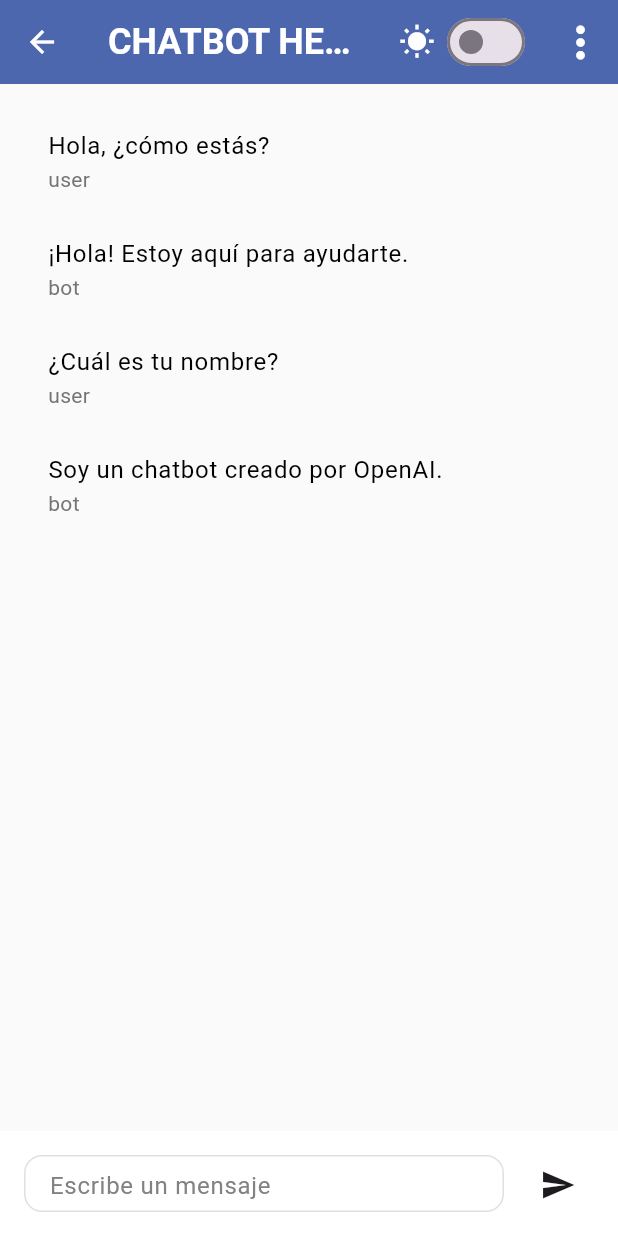
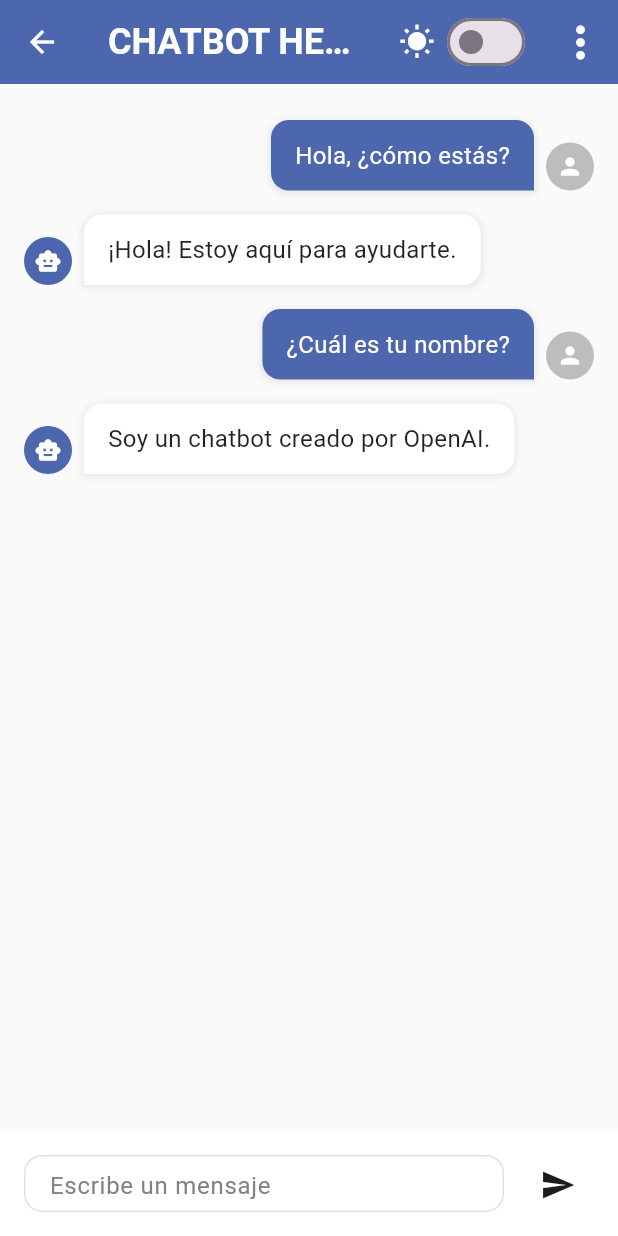
Before and after one commit to BenjajaDev/COLBUN---CONSULTORIA, a Flutter app: the ChatbotScreen screen opened directly, on a phone screen of 412 x 824 dp. Run offline on Flutter 3.47's test engine with Material 3 defaults, Android fonts, the phone set to English and light mode, and no system bars; our stand-ins replace firebase_core, flutter_bloc; accounts and stored records are empty; statements that could not run were skipped.

Commit message:
Función primitiva de ingresar mensajes al arreglo

```diff
--- a/lib/features/chatbot/screen/chatbot_screen.dart
+++ b/lib/features/chatbot/screen/chatbot_screen.dart
@@ -10,8 +10,31 @@ class AppColors{
   static const Color darkBackground = Color(0xFF252525);
 }
 
-class ChatbotScreen extends StatelessWidget {
+class ChatbotScreen extends StatefulWidget {
   const ChatbotScreen({super.key});
+
+  @override
+  State<ChatbotScreen> createState() => _ChatbotScreenState();
+}
+
+class _ChatbotScreenState extends State<ChatbotScreen> {
+  //Arreglo de mensajes para prueba
+  final List<Map<String, String>> messages = [
+    {"sender": "user", "text": "Hola, ¿cómo estás?"},
+    {"sender": "bot", "text": "¡Hola! Estoy aquí para ayudarte."},
+    {"sender": "user", "text": "¿Cuál es tu nombre?"},
+    {"sender": "bot", "text": "Soy un chatbot creado por OpenAI."},
+  ];
+
+  // Función para agregar mensajes
+  void addMessage(String sender, String text) {
+    setState(() {
+      messages.add({
+        "sender": sender,
+        "text": text,
+      });
+    });
+  }
 
   @override
   Widget build(BuildContext context) {
@@ -33,11 +56,17 @@ class ChatbotScreen extends StatelessWidget {
 
                 // Body - conversación
                 Expanded(
-                  child: ChatbotBody(isDarkMode: state.isDarkMode),
+                  child: ChatbotBody(
+                    isDarkMode: state.isDarkMode,
+                    messages: messages,
+                  ),
                 ),
 
                 // Footer - input del usuario
-                ChatbotFooter(isDarkMode: state.isDarkMode),
+                ChatbotFooter(
+                  isDarkMode: state.isDarkMode,
+                  onSendMessage: addMessage,
+                ),
               ],
             ),
           ),
@@ -177,47 +206,99 @@ class ChatbotHeader extends StatelessWidget {
 // COMPONENTE BODY - Área de conversación entre usuario y chatbot
 // ============================================================================
 
-//Arreglo de mensajes para prueba
-final List<Map<String, String>> messages = [
-  {"sender": "user", "text": "Hola, ¿cómo estás?"},
-  {"sender": "bot", "text": "¡Hola! Estoy aquí para ayudarte."},
-  {"sender": "user", "text": "¿Cuál es tu nombre?"},
-  {"sender": "bot", "text": "Soy un chatbot creado por OpenAI."},
-];
-
 class ChatbotBody extends StatelessWidget {
   final bool isDarkMode;
-  const ChatbotBody({super.key, required this.isDarkMode});
+  final List<Map<String, String>> messages;
+  const ChatbotBody({super.key, required this.isDarkMode, required this.messages});
 
   @override
   Widget build(BuildContext context) {
     return Container(
-      // TODO: Implementar área de conversación
-      // - Lista de mensajes
-      // - Scroll automático
-      // - Burbujas de chat diferenciadas
-      // - Indicador de "escribiendo..."
       width: double.infinity,
       color: isDarkMode ? AppColors.darkBackground : Colors.grey[50],
       padding: const EdgeInsets.all(16.0),
       child: ListView.builder(
-        //Item count sirve para definir cuántos elementos se van a mostrar en la lista
         itemCount: messages.length,
         itemBuilder: (context, index) {
           final message = messages[index];
-          return ListTile(
-            //Alineará el texto con su respectivo remitente
-            title: Text(
-              message['text'] ?? '',
-              style: TextStyle(
-                color: isDarkMode ? Colors.white : Colors.black
-              )
-            ),
-            subtitle: Text(
-              message['sender'] ?? '',
-              style: TextStyle(
-                color: isDarkMode ? Colors.grey[400] : Colors.grey[600]
-              ),
+          final isUser = message['sender'] == 'user';
+
+          return Padding(
+            padding: const EdgeInsets.symmetric(vertical: 8.0),
+            child: Row(
+              mainAxisAlignment: isUser
+                  ? MainAxisAlignment.end
+                  : MainAxisAlignment.start,
+              crossAxisAlignment: CrossAxisAlignment.end,
+              children: [
+                // Avatar del bot (izquierda)
+                if (!isUser) ...[
+                  CircleAvatar(
+                    radius: 16,
+                    backgroundColor: isDarkMode ? AppColors.darkprimary : AppColors.lightprimary,
+                    child: const Icon(
+                      Icons.smart_toy,
+                      color: Colors.white,
+                      size: 18,
+                    ),
+                  ),
+                  const SizedBox(width: 8),
+                ],
+
+                // Burbuja del mensaje
+                Flexible(
+                  child: Container(
+                    constraints: BoxConstraints(
+                      maxWidth: MediaQuery.of(context).size.width * 0.7,
+                    ),
+                    padding: const EdgeInsets.symmetric(
+                      horizontal: 16.0,
+                      vertical: 12.0,
+                    ),
+                    decoration: BoxDecoration(
+                      color: isUser
+                          ? (isDarkMode ? AppColors.darkprimary : AppColors.lightprimary)
+                          : (isDarkMode ? Colors.grey[800] : Colors.white),
+                      borderRadius: BorderRadius.only(
+                        topLeft: Radius.circular(12.0),
+                        topRight: Radius.circular(12.0),
+                        bottomLeft: Radius.circular(isUser ? 12.0 : 0.0),
+                        bottomRight: Radius.circular(isUser ? 0.0 : 12.0)),
+                      boxShadow: [
+                        BoxShadow(
+                          color: Colors.grey.withOpacity(0.2),
+                          spreadRadius: 1,
+                          blurRadius: 3,
+                          offset: const Offset(0, 1),
+                        ),
+                      ],
+                    ),
+                    child: Text(
+                      message['text'] ?? '',
+                      style: TextStyle(
+                        color: isUser
+                            ? Colors.white
+                            : (isDarkMode ? Colors.white : Colors.black87),
+                        fontSize: 16,
+                      ),
+                    ),
+                  ),
+                ),
+
+                // Avatar del usuario (derecha)
+                if (isUser) ...[
+                  const SizedBox(width: 8),
+                  CircleAvatar(
+                    radius: 16,
+                    backgroundColor: Colors.grey.shade400,
+                    child: const Icon(
+                      Icons.person,
+                      color: Colors.white,
+                      size: 18,
+                    ),
+                  ),
+                ],
+              ],
             ),
           );
         },
@@ -231,20 +312,46 @@ class ChatbotBody extends StatelessWidget {
 // ============================================================================
 
 
-class ChatbotFooter extends StatelessWidget {
+class ChatbotFooter extends StatefulWidget {
   final bool isDarkMode;
-  const ChatbotFooter({super.key, required this.isDarkMode});
+  final Function(String, String) onSendMessage;
+  const ChatbotFooter({super.key, required this.isDarkMode, required this.onSendMessage});
+
+  @override
+  State<ChatbotFooter> createState() => _ChatbotFooterState();
+}
+
+class _ChatbotFooterState extends State<ChatbotFooter> {
+  final TextEditingController _textController = TextEditingController();
+
+  // Función para enviar mensaje
+  void _sendMessage() {
+    final messageText = _textController.text.trim();
+    if (messageText.isNotEmpty) {
+      // Agregar mensaje del usuario usando el callback
+      widget.onSendMessage("user", messageText);
+
+      // Simular respuesta del bot (puedes personalizar esto)
+      Future.delayed(const Duration(milliseconds: 500), () {
+        widget.onSendMessage("bot", "Gracias por tu mensaje: \"$messageText\". ¿En qué más puedo ayudarte?");
+      });
+
+      // Limpiar el campo de texto
+      _textController.clear();
+    }
+  }
+
+  @override
+  void dispose() {
+    _textController.dispose();
+    super.dispose();
+  }
 
   @override
   Widget build(BuildContext context) {
     return Container(
-      // TODO:Implementar área de input
-      // - Campo de texto para escribir mensaje
-      // - Botón de envío
-      // - Botón de adjuntar archivos
-      // - Indicadores de estado
       height: 70,
-      color: isDarkMode ? AppColors.darkBackground : AppColors.lightbackground,
+      color: widget.isDarkMode ? AppColors.darkBackground : AppColors.lightbackground,
       padding: const EdgeInsets.all(16.0),
 
       child: Row(
@@ -256,12 +363,11 @@ class ChatbotFooter extends StatelessWidget {
               //decoracion del contenedor que contiene al campo de textfield
               //===============================================================
               decoration: BoxDecoration(
-                color: isDarkMode ? AppColors.darkBackground : AppColors.lightbackground, //Color relleno textField
+                color: widget.isDarkMode ? AppColors.darkBackground : AppColors.lightbackground, //Color relleno textField
                 borderRadius: BorderRadius.circular(12.0),
                 // color de bordes E0E0E0 mockup de field del texto
-                border: Border.all(color: isDarkMode ? Colors.grey[600]! : AppColors.lightTextFieldBorder)
+                border: Border.all(color: widget.isDarkMode ? Colors.grey[600]! : AppColors.lightTextFieldBorder)
               ),
-
 
               //agregue padding para que el texto no este pegado al borde acordarse las medidas solo multiplo de 8
               padding: const EdgeInsets.symmetric(horizontal: 16.0),
@@ -270,14 +376,16 @@ class ChatbotFooter extends StatelessWidget {
               //este es el campo de texto TextField
               //===============================================================
               child: TextField(
+                controller: _textController,
                 style: TextStyle(
-                  color: isDarkMode ? Colors.white : Colors.black
+                  color: widget.isDarkMode ? Colors.white : Colors.black
                 ),
                 decoration: InputDecoration(
                   hintText: 'Escribe un mensaje',
                   border: InputBorder.none,
-                  hintStyle: TextStyle(color: isDarkMode ? Colors.grey[400] : Color(0xFF828282)),// color de texto escribe un mensaje 828282 mockup
+                  hintStyle: TextStyle(color: widget.isDarkMode ? Colors.grey[400] : Color(0xFF828282)),// color de texto escribe un mensaje 828282 mockup
                 ),
+                onSubmitted: (_) => _sendMessage(), // Enviar con Enter
               ),
             ),
           ),
@@ -285,19 +393,16 @@ class ChatbotFooter extends StatelessWidget {
           //boton de enviar el mensaje
           Container(
             decoration: BoxDecoration(
-              color: isDarkMode ? AppColors.darkBackground : AppColors.lightbackground,
-
+              color: widget.isDarkMode ? AppColors.darkBackground : AppColors.lightbackground,
             ),
 
             //===============================================================
             //boton de enviar tipo  ICONBUTTON
             //===============================================================
             child: IconButton(
-              icon: Icon(Icons.send, color: isDarkMode ? Colors.white :Color(0XFF1d1b20)),// color del icono de enviar 1d1b20 mockup
+              icon: Icon(Icons.send, color: widget.isDarkMode ? Colors.white :Color(0XFF1d1b20)),// color del icono de enviar 1d1b20 mockup
               iconSize: 24,
-              onPressed: () {
-                // aqui iria la logica para enviar el mensaje del usuario
-              },
+              onPressed: _sendMessage, // Llamar a la función de enviar mensaje
             ),
           ),
         ],
```
